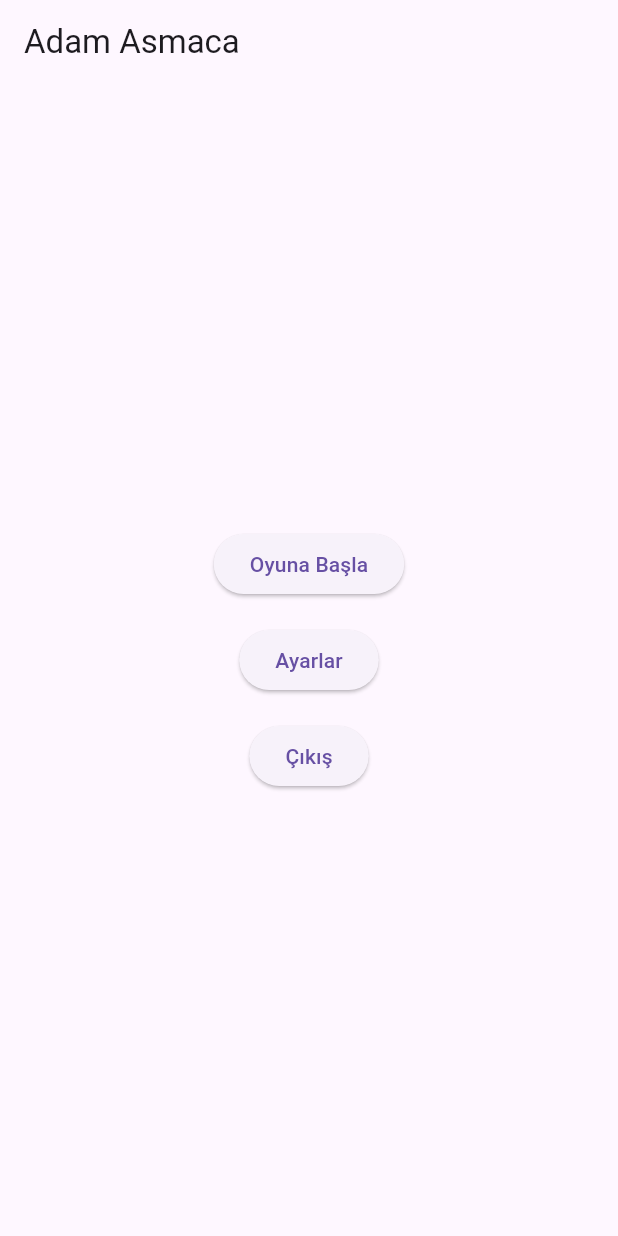
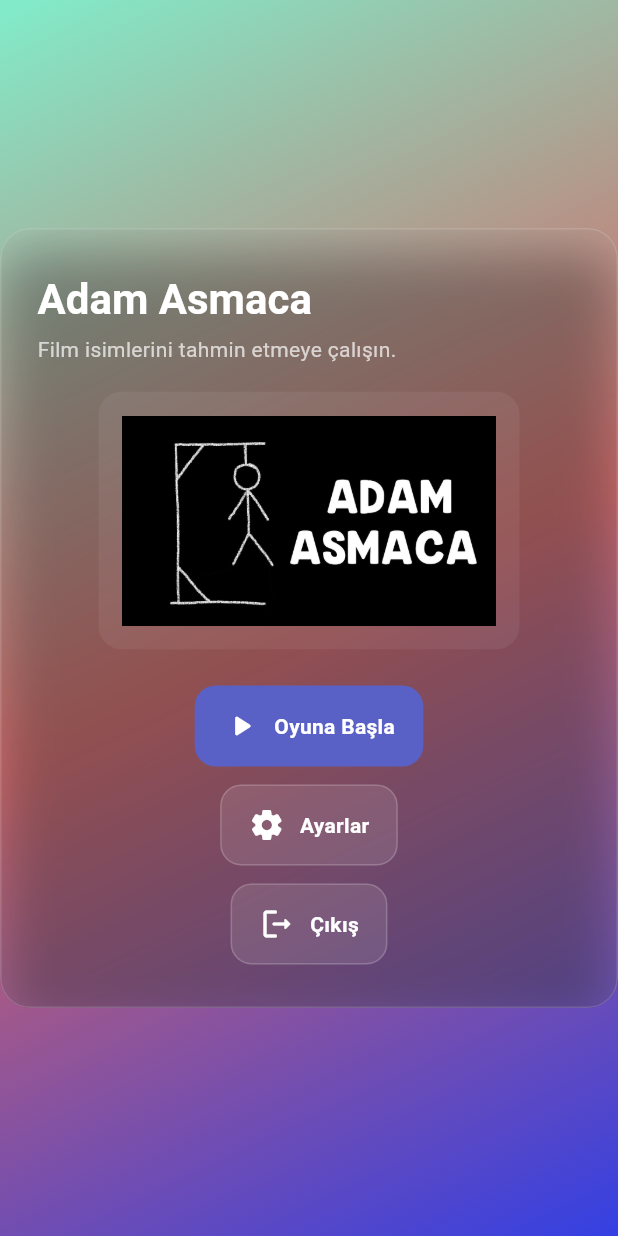
Before and after one commit to sebahattinn/Flutter_Hangman, a Flutter app: the screen it shows after launch, on a phone screen of 412 x 824 dp. Run offline on Flutter 3.47's test engine with Material 3 defaults, Android fonts, the phone set to English and light mode, and no system bars; our stand-ins replace dio, flutter_dotenv, shared_preferences.

Commit message:
ufak ui düzenlemeleri

```diff
--- a/lib/main.dart
+++ b/lib/main.dart
@@ -1,3 +1,4 @@
+import 'dart:ui';
 import 'package:flutter/material.dart';
 import 'package:flutter_dotenv/flutter_dotenv.dart';
 import 'package:provider/provider.dart';
@@ -38,25 +39,30 @@ class Uygulamam extends StatelessWidget {
 
     return MaterialApp(
       debugShowCheckedModeBanner: false,
-      theme: ThemeData(primarySwatch: Colors.blue),
+      theme: ThemeData(
+        colorScheme: ColorScheme.fromSeed(
+            seedColor: const Color.fromARGB(255, 211, 237, 119),
+            brightness: Brightness.dark),
+        useMaterial3: true,
+      ),
       navigatorKey: appNavigatorKey,
       scaffoldMessengerKey: appMessengerKey,
-      home: Scaffold(
-        appBar: AppBar(title: const Text('Adam Asmaca')),
-        body: Center(
-          child: Column(
-            mainAxisAlignment: MainAxisAlignment.center,
-            children: [
-              // 1) Oyuna Başla
-              ElevatedButton(
-                onPressed: () async {
+      home: const MainMenuScreen(),
+    );
+  }
+}
+
+class MainMenuScreen extends StatelessWidget {
+  const MainMenuScreen({super.key});
+
+  Future<void> _startGame(BuildContext context) async {
+    final settings = context.read<SettingsController>();
     try {
       final movies = await fetchMovies();
       final rnd = IndexController.getRandomMovie(movies);
 
-                    final totalRounds = settings.mode == GameMode.classic
-                        ? settings.rounds
-                        : 1 << 30;
+      final totalRounds =
+          settings.mode == GameMode.classic ? settings.rounds : 1 << 30;
 
       appNavigatorKey.currentState!.push(
         MaterialPageRoute(
@@ -65,7 +71,7 @@ class Uygulamam extends StatelessWidget {
             movieId: rnd['id'],
             currentRound: 1,
             totalRounds: totalRounds,
-                          totalScore: 0, // 🔹 puan sayacı başlat
+            totalScore: 0,
           ),
         ),
       );
@@ -74,37 +80,205 @@ class Uygulamam extends StatelessWidget {
         SnackBar(content: Text('Film alınamadı: $e')),
       );
     }
-                },
-                child: const Text("Oyuna Başla"),
+  }
+
+  @override
+  Widget build(BuildContext context) {
+    final theme = Theme.of(context);
+
+    return Scaffold(
+      body: Container(
+        // Arka plan gradient (daha açık tonlar)
+        decoration: const BoxDecoration(
+          gradient: LinearGradient(
+            begin: Alignment(-0.9, -1),
+            end: Alignment(1, 1),
+            colors: [
+              Color.fromARGB(255, 130, 234, 200), // çok açık mavi-gri
+              Color.fromARGB(255, 211, 99, 99), // pastel açık mor
+              Color.fromARGB(255, 52, 64, 227), // yumuşak açık ton
+            ],
+          ),
+        ),
+        child: Center(
+          child: ConstrainedBox(
+            constraints: const BoxConstraints(maxWidth: 520),
+            child: _GlassCard(
+              child: Padding(
+                padding:
+                    const EdgeInsets.symmetric(horizontal: 24, vertical: 28),
+                child: Column(
+                  mainAxisSize: MainAxisSize.min,
+                  children: [
+                    // Başlık
+                    Align(
+                      alignment: Alignment.centerLeft,
+                      child: Text(
+                        "Adam Asmaca",
+                        style: theme.textTheme.headlineMedium?.copyWith(
+                          fontWeight: FontWeight.w700,
+                          color: Colors.white,
+                        ),
+                      ),
+                    ),
+                    const SizedBox(height: 6),
+                    Align(
+                      alignment: Alignment.centerLeft,
+                      child: Text(
+                        "Film isimlerini tahmin etmeye çalışın.",
+                        style: theme.textTheme.bodyMedium?.copyWith(
+                          color: Colors.white70,
+                        ),
+                      ),
                     ),
 
-              const SizedBox(height: 16),
+                    const SizedBox(height: 18),
 
-              // 2) Ayarlar
-              ElevatedButton(
-                onPressed: () {
-                  appNavigatorKey.currentState!.push(
-                    MaterialPageRoute(builder: (_) => const SettingsScreen()),
-                  );
-                },
-                child: const Text("Ayarlar"),
+                    // Görsel kısmı (renk filtresini kaldırdık)
+                    ClipRRect(
+                      borderRadius: BorderRadius.circular(16),
+                      child: Container(
+                        color: Colors.white.withOpacity(.06),
+                        padding: const EdgeInsets.all(16),
+                        child: Image.asset(
+                          'assets/cop_adam.png',
+                          height: 140,
+                          fit: BoxFit.contain,
+                        ),
+                      ),
                     ),
 
-              const SizedBox(height: 16),
+                    const SizedBox(height: 24),
 
-              // 3) Çıkış
-              ElevatedButton(
-                onPressed: () {
-                  appNavigatorKey.currentState!.push(
+                    // Butonlar
+                    _MenuButton(
+                      label: "Oyuna Başla",
+                      icon: Icons.play_arrow_rounded,
+                      onPressed: () => _startGame(context),
+                      filled: true,
+                    ),
+                    const SizedBox(height: 12),
+                    _MenuButton(
+                      label: "Ayarlar",
+                      icon: Icons.settings_rounded,
+                      onPressed: () => appNavigatorKey.currentState!.push(
+                        MaterialPageRoute(
+                            builder: (_) => const SettingsScreen()),
+                      ),
+                    ),
+                    const SizedBox(height: 12),
+                    _MenuButton(
+                      label: "Çıkış",
+                      icon: Icons.logout_rounded,
+                      onPressed: () => appNavigatorKey.currentState!.push(
                         MaterialPageRoute(builder: (_) => const ExistScreen()),
-                  );
-                },
-                child: const Text("Çıkış"),
+                      ),
                     ),
                   ],
+                ),
+              ),
+            ),
           ),
         ),
       ),
     );
   }
 }
+
+/// Cam efekti kart
+class _GlassCard extends StatelessWidget {
+  final Widget child;
+  const _GlassCard({required this.child});
+
+  @override
+  Widget build(BuildContext context) {
+    return ClipRRect(
+      borderRadius: BorderRadius.circular(20),
+      child: BackdropFilter(
+        filter: ImageFilter.blur(sigmaX: 14, sigmaY: 14),
+        child: Container(
+          decoration: BoxDecoration(
+            color: Colors.white.withOpacity(0.08),
+            borderRadius: BorderRadius.circular(20),
+            border: Border.all(color: Colors.white.withOpacity(0.14)),
+            boxShadow: [
+              BoxShadow(
+                color: Colors.black.withOpacity(0.35),
+                blurRadius: 30,
+                offset: const Offset(0, 16),
+              ),
+            ],
+          ),
+          child: child,
+        ),
+      ),
+    );
+  }
+}
+
+/// Tutarlı buton (hover + doldurulmuş varyant)
+class _MenuButton extends StatefulWidget {
+  final String label;
+  final IconData icon;
+  final VoidCallback onPressed;
+  final bool filled;
+
+  const _MenuButton({
+    required this.label,
+    required this.icon,
+    required this.onPressed,
+    this.filled = false,
+  });
+
+  @override
+  State<_MenuButton> createState() => _MenuButtonState();
+}
+
+class _MenuButtonState extends State<_MenuButton> {
+  bool _hover = false;
+
+  @override
+  Widget build(BuildContext context) {
+    final bg = widget.filled
+        ? (_hover ? const Color(0xFF6C73D1) : const Color(0xFF5A61C6))
+        : Colors.white.withOpacity(_hover ? 0.15 : 0.10);
+
+    return MouseRegion(
+      onEnter: (_) => setState(() => _hover = true),
+      onExit: (_) => setState(() => _hover = false),
+      child: AnimatedContainer(
+        duration: const Duration(milliseconds: 160),
+        curve: Curves.easeOut,
+        decoration: BoxDecoration(
+          color: bg,
+          borderRadius: BorderRadius.circular(14),
+          border: Border.all(
+            color: Colors.white.withOpacity(widget.filled ? 0.0 : 0.18),
+          ),
+        ),
+        child: InkWell(
+          borderRadius: BorderRadius.circular(14),
+          onTap: widget.onPressed,
+          child: Padding(
+            padding: const EdgeInsets.symmetric(horizontal: 18, vertical: 14),
+            child: Row(
+              mainAxisSize: MainAxisSize.min,
+              children: [
+                Icon(widget.icon, color: Colors.white),
+                const SizedBox(width: 10),
+                Text(
+                  widget.label,
+                  style: const TextStyle(
+                    color: Colors.white,
+                    fontWeight: FontWeight.w600,
+                    letterSpacing: 0.2,
+                  ),
+                ),
+              ],
+            ),
+          ),
+        ),
+      ),
+    );
+  }
+}
```
Lines whose indentation alone changed are shown as unchanged.
